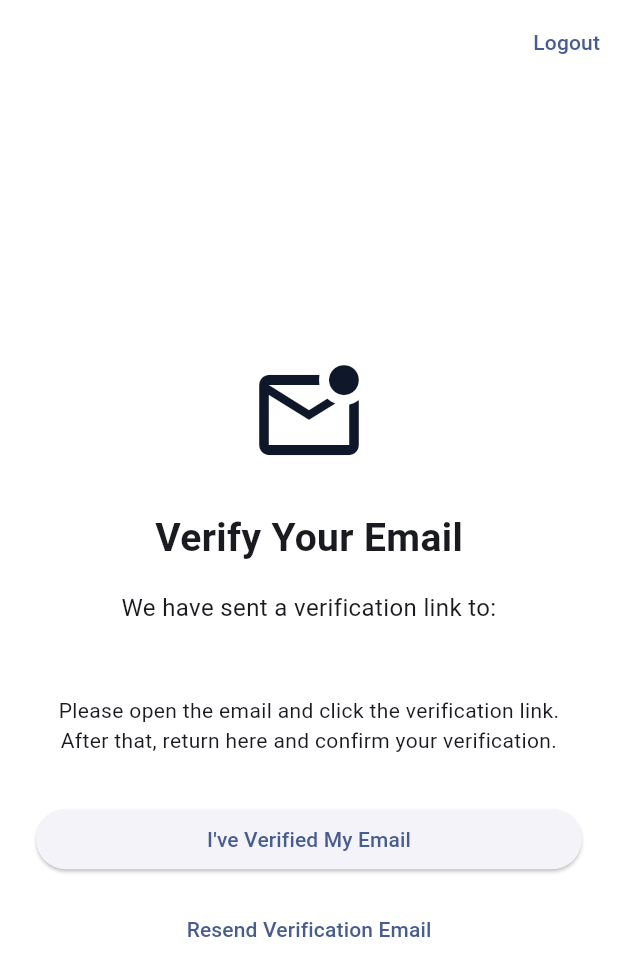
After one commit to uchiha0bd/Project_Map, a Flutter app: the EmailVerificationView screen opened directly, on a phone screen of 412 x 824 dp. The commit adds this screen. Shown: the top 976 px of the screen. Run offline on Flutter 3.47's test engine with Material 3 defaults, Android fonts, the phone set to English and light mode, and no system bars; our stand-ins replace cloud_firestore, firebase_auth, firebase_core; accounts and stored records are empty.

Commit message:
feat: add Firebase email verification

```diff
--- /dev/null
+++ b/frontend/lib/views/email_verification_view.dart
@@ -0,0 +1,138 @@
+import 'package:flutter/material.dart';
+import 'package:provider/provider.dart';
+
+import '../viewmodels/auth_viewmodel.dart';
+
+class EmailVerificationView extends StatefulWidget {
+  const EmailVerificationView({super.key});
+
+  @override
+  State<EmailVerificationView> createState() => _EmailVerificationViewState();
+}
+
+class _EmailVerificationViewState extends State<EmailVerificationView> {
+  bool _isChecking = false;
+  bool _isResending = false;
+
+  Future<void> _checkVerification() async {
+    setState(() => _isChecking = true);
+
+    final authVM = context.read<AuthViewModel>();
+    final verified = await authVM.checkEmailVerification();
+
+    if (!mounted) return;
+
+    setState(() => _isChecking = false);
+
+    if (!verified) {
+      ScaffoldMessenger.of(context).showSnackBar(
+        const SnackBar(
+          content: Text(
+            'Your email is not verified yet. Please check your inbox.',
+          ),
+        ),
+      );
+    }
+    // If verified, RoleRouter will automatically show the dashboard.
+  }
+
+  Future<void> _resendVerification() async {
+    setState(() => _isResending = true);
+
+    final authVM = context.read<AuthViewModel>();
+    final success = await authVM.resendVerificationEmail();
+
+    if (!mounted) return;
+
+    setState(() => _isResending = false);
+
+    ScaffoldMessenger.of(context).showSnackBar(
+      SnackBar(
+        content: Text(
+          success
+              ? 'Verification email sent. Please check your inbox.'
+              : authVM.errorMessage ?? 'Could not send verification email.',
+        ),
+      ),
+    );
+  }
+
+  Future<void> _logout() async {
+    await context.read<AuthViewModel>().logout();
+  }
+
+  @override
+  Widget build(BuildContext context) {
+    final authVM = context.watch<AuthViewModel>();
+    final email = authVM.currentUser?.email ?? '';
+
+    return Scaffold(
+      backgroundColor: Colors.white,
+      appBar: AppBar(
+        backgroundColor: Colors.white,
+        elevation: 0,
+        automaticallyImplyLeading: false,
+        actions: [TextButton(onPressed: _logout, child: const Text('Logout'))],
+      ),
+      body: Center(
+        child: Padding(
+          padding: const EdgeInsets.all(24),
+          child: Column(
+            mainAxisAlignment: MainAxisAlignment.center,
+            children: [
+              const Icon(
+                Icons.mark_email_unread_outlined,
+                size: 80,
+                color: Color(0xFF0F172A),
+              ),
+              const SizedBox(height: 24),
+              const Text(
+                'Verify Your Email',
+                style: TextStyle(fontSize: 26, fontWeight: FontWeight.bold),
+              ),
+              const SizedBox(height: 16),
+              const Text(
+                'We have sent a verification link to:',
+                textAlign: TextAlign.center,
+                style: TextStyle(fontSize: 16),
+              ),
+              const SizedBox(height: 8),
+              Text(
+                email,
+                textAlign: TextAlign.center,
+                style: const TextStyle(
+                  fontSize: 16,
+                  fontWeight: FontWeight.bold,
+                ),
+              ),
+              const SizedBox(height: 16),
+              const Text(
+                'Please open the email and click the verification link. '
+                'After that, return here and confirm your verification.',
+                textAlign: TextAlign.center,
+                style: TextStyle(fontSize: 14),
+              ),
+              const SizedBox(height: 32),
+              SizedBox(
+                width: double.infinity,
+                child: ElevatedButton(
+                  onPressed: _isChecking ? null : _checkVerification,
+                  child: _isChecking
+                      ? const CircularProgressIndicator()
+                      : const Text("I've Verified My Email"),
+                ),
+              ),
+              const SizedBox(height: 12),
+              TextButton(
+                onPressed: _isResending ? null : _resendVerification,
+                child: _isResending
+                    ? const CircularProgressIndicator()
+                    : const Text('Resend Verification Email'),
+              ),
+            ],
+          ),
+        ),
+      ),
+    );
+  }
+}
--- a/frontend/lib/views/role_router.dart
+++ b/frontend/lib/views/role_router.dart
@@ -1,9 +1,11 @@
 import 'package:flutter/material.dart';
 import 'package:provider/provider.dart';
+
 import '../viewmodels/auth_viewmodel.dart';
 import 'invigilator_dashboard_view.dart';
 import 'chief_dashboard_view.dart';
 import 'login_view.dart';
+import 'email_verification_view.dart';
 
 class RoleRouter extends StatelessWidget {
   const RoleRouter({super.key});
@@ -29,6 +31,11 @@ class RoleRouter extends StatelessWidget {
       return const LoginView();
     }
 
+    // Unverified users must verify their email before accessing dashboards.
+    if (!authVM.isEmailVerified) {
+      return const EmailVerificationView();
+    }
+
     // User is saved on phone! Open their dashboard immediately
     if (user.role == 'chief') {
       return const ChiefDashboardView();
```
Also changed, not shown: frontend/lib/services/auth_service.dart (+28 -2 lines), frontend/lib/viewmodels/auth_viewmodel.dart (+49 -2 lines).
